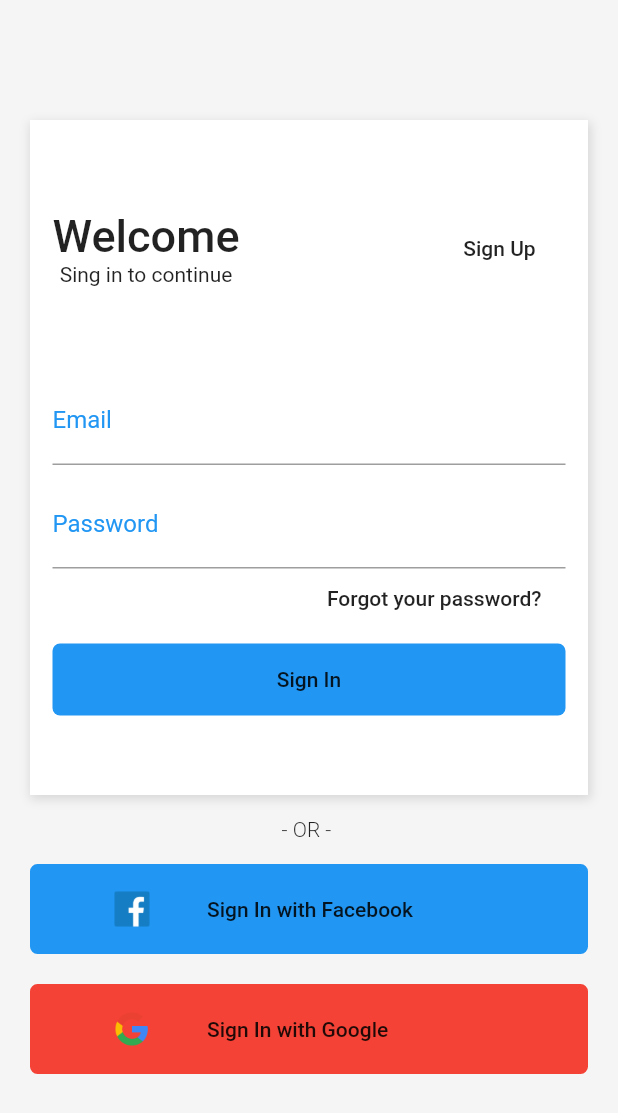
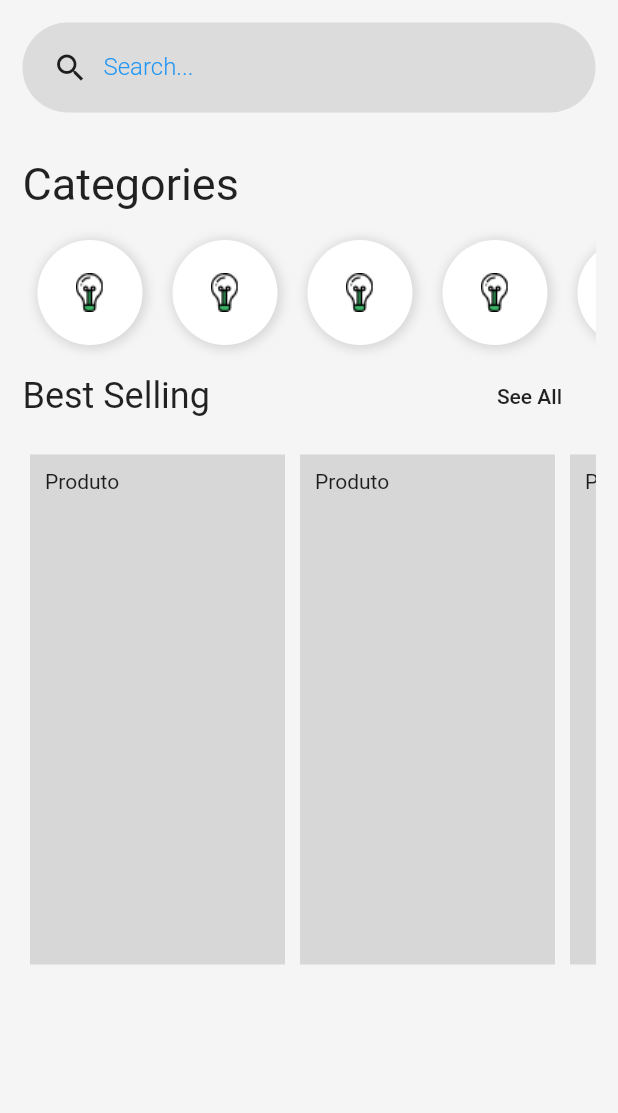
Before and after one commit to jsaintz/shopping-flutter, a Flutter app: the screen it shows after launch, after a tap on "Sign In", on a phone screen of 412 x 824 dp. Shown: the top 1113 px of the screen. Run offline on Flutter 3.47's test engine with Material 2 defaults, Android fonts, the phone set to English and light mode, and no system bars.

Commit message:
Criando Lista de produtos.

```diff
--- /dev/null
+++ b/lib/pages/home.page.dart
@@ -0,0 +1,166 @@
+import 'package:flutter/material.dart';
+
+class HomePage extends StatelessWidget {
+  @override
+  Widget build(BuildContext context) {
+    return Scaffold(
+      body: Container(
+        padding: EdgeInsets.all(15),
+        color: Color(0xFFF5F5F5),
+        child: Column(
+          crossAxisAlignment: CrossAxisAlignment.stretch,
+          children: <Widget>[
+            SizedBox(
+              width: 60,
+            ),
+            search(),
+            SizedBox(
+              height: 30,
+            ),
+            Text(
+              "Categories",
+              style: TextStyle(
+                fontSize: 30,
+              ),
+            ),
+            SizedBox(
+              height: 10,
+            ),
+            Container(
+              height: 90,
+              child: categoryList(),
+            ),
+            SizedBox(
+              width: 30,
+            ),
+            Row(
+              mainAxisAlignment: MainAxisAlignment.spaceBetween,
+              children: <Widget>[
+                Text(
+                  "Best Selling",
+                  style: Theme.of(context).textTheme.headline,
+                ),
+                FlatButton(
+                  child: Text("See All"),
+                  onPressed: () => {},
+                ),
+              ],
+            ),
+            SizedBox(
+              height: 10,
+            ),
+            Container(
+              height: 350,
+              child: productList(),
+            ),
+          ],
+        ),
+      ),
+    );
+  }
+}
+
+Widget search() {
+  return Container(
+    height: 60,
+    padding: EdgeInsets.only(
+      left: 20,
+    ),
+    decoration: BoxDecoration(
+      color: Colors.black.withOpacity(0.1),
+      borderRadius: BorderRadius.all(
+        Radius.circular(120),
+      ),
+    ),
+    child: Row(
+      children: <Widget>[
+        Icon(Icons.search),
+        Container(
+          width: 300,
+          padding: EdgeInsets.only(left: 10),
+          child: TextFormField(
+            keyboardType: TextInputType.text,
+            decoration: InputDecoration(
+              border: InputBorder.none,
+              labelText: "Search...",
+              labelStyle: TextStyle(
+                color: Colors.blue,
+                fontWeight: FontWeight.w300,
+                fontSize: 16,
+              ),
+            ),
+            style: TextStyle(
+              fontSize: 20,
+              color: Colors.blue,
+            ),
+          ),
+        ),
+      ],
+    ),
+  );
+}
+
+Widget categoryList() {
+  return Container(
+    width: 70,
+    child: ListView(
+      scrollDirection: Axis.horizontal,
+      children: <Widget>[
+        categoryItem(),
+        categoryItem(),
+        categoryItem(),
+        categoryItem(),
+        categoryItem(),
+      ],
+    ),
+  );
+}
+
+Widget categoryItem() {
+  return Container(
+    width: 70,
+    height: 70,
+    margin: EdgeInsets.all(10),
+    padding: EdgeInsets.all(10),
+    decoration: BoxDecoration(
+        color: Colors.white,
+        boxShadow: [
+          new BoxShadow(
+            color: Colors.black12,
+            offset: new Offset(1, 1),
+            blurRadius: 5,
+            spreadRadius: 2,
+          ),
+        ],
+        borderRadius: BorderRadius.all(
+          Radius.circular(64),
+        )),
+    child: Image.asset("assets/Icon_Devices.png"),
+  );
+}
+
+Widget productList() {
+  return Container(
+    width: 70,
+    child: ListView(
+      scrollDirection: Axis.horizontal,
+      children: <Widget>[
+        productItem(),
+        productItem(),
+        productItem(),
+        productItem(),
+        productItem(),
+      ],
+    ),
+  );
+}
+
+Widget productItem() {
+  return Container(
+    padding: EdgeInsets.all(10),
+    margin: EdgeInsets.all(5),
+    width: 170,
+    color: Colors.black12,
+    child: Text("Produto"),
+  );
+}
--- a/lib/pages/login.page.dart
+++ b/lib/pages/login.page.dart
@@ -1,4 +1,6 @@
 import 'package:flutter/material.dart';
+import 'package:shopping/pages/home.page.dart';
+import 'package:shopping/pages/signUp.page.dart';
 
 class LoginPage extends StatelessWidget {
   @override
@@ -49,7 +51,14 @@ class LoginPage extends StatelessWidget {
                           ),
                           FlatButton(
                             child: Text("Sign Up"),
-                            onPressed: () {},
+                            onPressed: () {
+                              Navigator.push(
+                                context,
+                                MaterialPageRoute(
+                                  builder: (context) => SignUpPage(),
+                                ),
+                              );
+                            },
                           ),
                         ],
                       ),
@@ -105,9 +114,16 @@ class LoginPage extends StatelessWidget {
                         ),
                         child: FlatButton(
                           child: Text("Sign In"),
-                          onPressed: () {},
+                          onPressed: () {
+                            Navigator.push(
+                              context,
+                              MaterialPageRoute(
+                                builder: (context) => HomePage(),
+                              ),
+                            );
+                          },
                         ),
-                      )
+                      ),
                     ],
                   ),
                 ),
@@ -127,12 +143,10 @@ class LoginPage extends StatelessWidget {
                 decoration: BoxDecoration(
                   border: Border.all(
                     width: 2.0,
-                    color: Colors.blue,
                   ),
                   borderRadius: BorderRadius.all(
                     Radius.circular(5),
                   ),
-                  color: Colors.blue,
                 ),
                 child: FlatButton(
                   child: Row(
@@ -159,12 +173,10 @@ class LoginPage extends StatelessWidget {
                 decoration: BoxDecoration(
                   border: Border.all(
                     width: 2.0,
-                    color: Colors.red,
                   ),
                   borderRadius: BorderRadius.all(
                     Radius.circular(5),
                   ),
-                  color: Colors.red,
                 ),
                 child: FlatButton(
                   child: Row(
```
Also changed, not shown: lib/pages/signUp.page.dart (added, +123 -0 lines), flutter_01.png (added).
